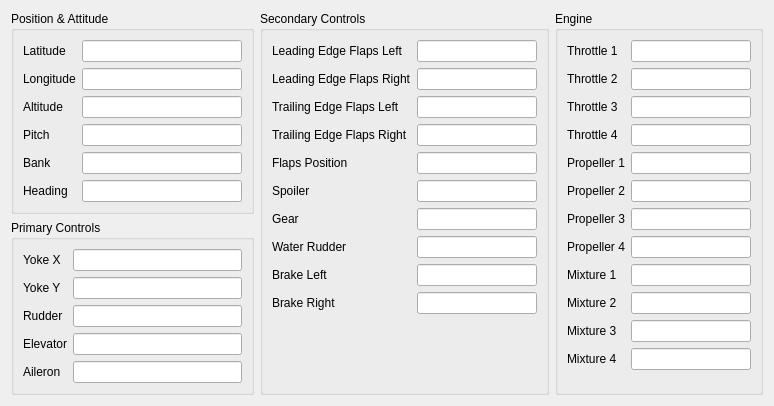
till213/SkyDolly, file src/UserInterface/src/Widgets/SimulationVariablesWidget.ui: the form before one commit.
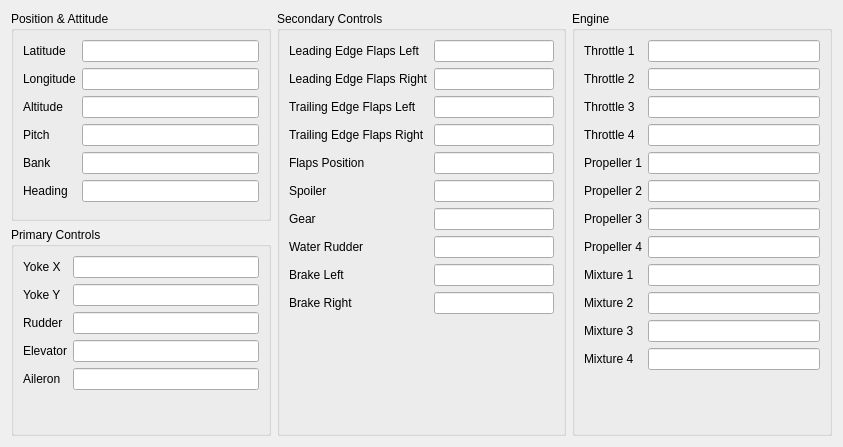
The form after the commit.

Patch:
```diff
--- a/src/UserInterface/src/Widgets/SimulationVariablesWidget.ui
+++ b/src/UserInterface/src/Widgets/SimulationVariablesWidget.ui
@@ -6,8 +6,8 @@
    <rect>
     <x>0</x>
     <y>0</y>
-    <width>744</width>
-    <height>400</height>
+    <width>843</width>
+    <height>447</height>
    </rect>
   </property>
   <property name="windowTitle">
@@ -15,7 +15,7 @@
   </property>
   <layout class="QGridLayout" name="gridLayout">
    <property name="sizeConstraint">
-    <enum>QLayout::SetFixedSize</enum>
+    <enum>QLayout::SetMinimumSize</enum>
    </property>
    <item row="0" column="0">
     <widget class="QGroupBox" name="groupBox_5">
```
